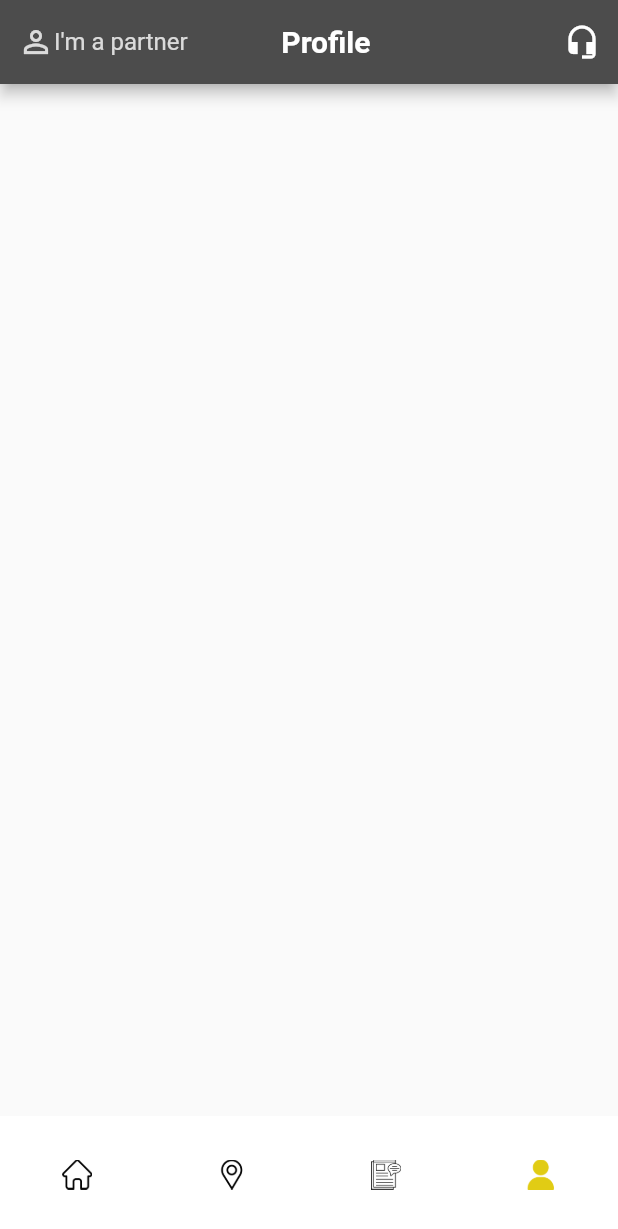
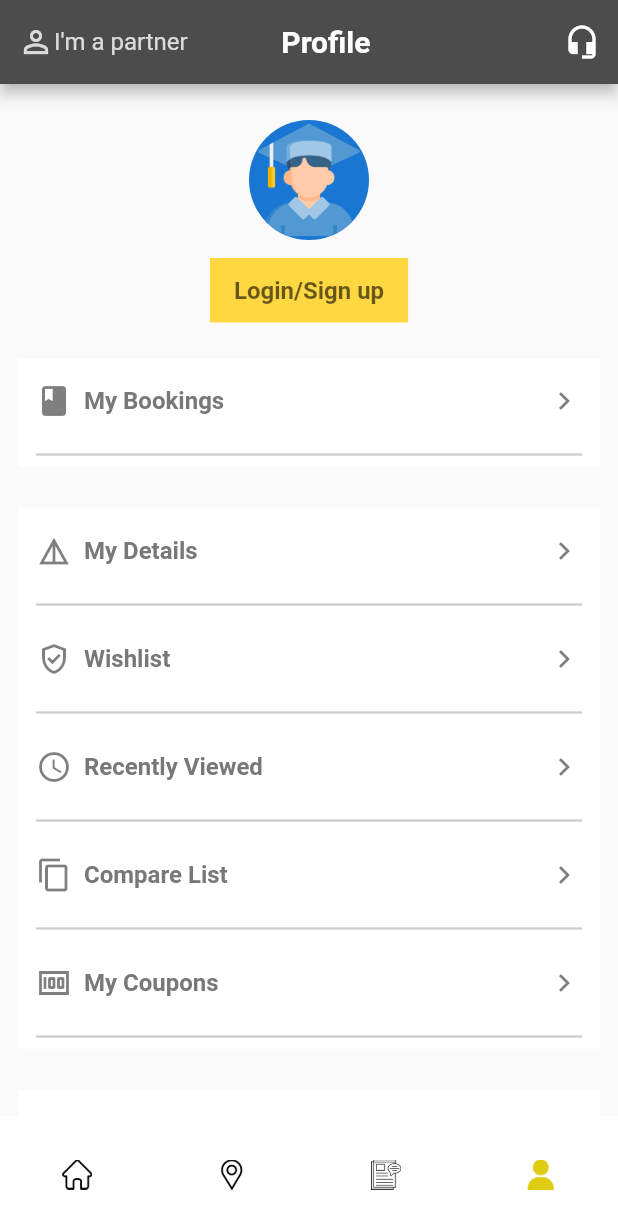
Before and after one commit to iskandarfazliddinov/studentcom, a Flutter app: the screen it shows after launch, item 4 of the bottom bar chosen, on a phone screen of 412 x 824 dp. Shown: the top 1229 px of the screen. Run offline on Flutter 3.47's test engine with Material 2 defaults, Android fonts, the phone set to English and light mode, and no system bars; missing offline and left inert: carousel_images; network calls fail.

Commit message:
feat: add profile_screen body

```diff
--- a/lib/presentation/ui/resources/app_icons.dart
+++ b/lib/presentation/ui/resources/app_icons.dart
@@ -9,4 +9,5 @@ abstract class AppIcons{
   static const String blogSelect = "$pathIcon/blog_select.png";
   static const String user = "$pathIcon/user.png";
   static const String userSelect = "$pathIcon/user_select.png";
+  static const String student = "$pathIcon/student_gr.png";
 }
--- a/lib/presentation/ui/screens/profile/profile_screen.dart
+++ b/lib/presentation/ui/screens/profile/profile_screen.dart
@@ -1,7 +1,8 @@
 import 'package:flutter/material.dart';
 import 'package:student_com_app/presentation/ui/resources/app_color.dart';
+import 'package:student_com_app/presentation/ui/resources/app_icons.dart';
 import 'package:student_com_app/presentation/ui/resources/app_style.dart';
-
+import 'package:student_com_app/presentation/ui/widgets/w_profile_items.dart';
 
 class ProfileScreen extends StatefulWidget {
   const ProfileScreen({Key? key}) : super(key: key);
@@ -13,10 +14,67 @@ class ProfileScreen extends StatefulWidget {
 class _ProfileScreenState extends State<ProfileScreen> {
   @override
   Widget build(BuildContext context) {
-    return  Scaffold(
+    return Scaffold(
       appBar: _getAppBar(),
+      body: SingleChildScrollView(
+        child: Padding(
+          padding: const EdgeInsets.symmetric(horizontal: 12.0),
+          child: Column(
+            children: [
+              Padding(
+                padding: const EdgeInsets.symmetric(vertical: 24.0),
+                child: SizedBox(
+                  width: double.infinity,
+                  child: Column(
+                    crossAxisAlignment: CrossAxisAlignment.center,
+                    children: [
+                      const SizedBox(
+                        height: 80,
+                        width: 80,
+                        child: CircleAvatar(
+                          radius: 80,
+                          backgroundImage: AssetImage(AppIcons.student),
+                        ),
+                      ),
+                      const SizedBox(
+                        height: 12.0,
+                      ),
+                      Container(
+                        color: Colors.amberAccent,
+                        child: Padding(
+                          padding: const EdgeInsets.symmetric(
+                              vertical: 12.0, horizontal: 16.0),
+                          child: Text(
+                            "Login/Sign up",
+                            style: TextStyle(
+                                color: Colors.black.withOpacity(0.6),
+                                fontSize: 16,
+                                fontWeight: FontWeight.w600),
+                          ),
+                        ),
+                      )
+                    ],
+                  ),
+                ),
+              ),
+              WProfileItems(icon: Icons.book, title: "My Bookings", onTab: (){},),
+              _getSizeBox(),
+              WProfileItems(icon: Icons.details, title: "My Details", onTab: (){},),
+              WProfileItems(icon: Icons.gpp_good_outlined, title: "Wishlist", onTab: (){},),
+              WProfileItems(icon: Icons.access_time, title: "Recently Viewed", onTab: (){},),
+              WProfileItems(icon: Icons.copy, title: "Compare List", onTab: (){},),
+              WProfileItems(icon: Icons.money, title: "My Coupons", onTab: (){},),
+              _getSizeBox(),
+              WProfileItems(icon: Icons.help_center_outlined, title: "Help Center", onTab: (){},),
+              WProfileItems(icon: Icons.account_circle_outlined, title: "About", onTab: (){},),
+              const SizedBox(height: 12),
+            ],
+          ),
+        ),
+      ),
     );
   }
+
   _getAppBar() => AppBar(
         backgroundColor: AppColors.appBarColor,
         actions: [
@@ -29,12 +87,25 @@ class _ProfileScreenState extends State<ProfileScreen> {
                   padding: const EdgeInsets.only(left: 12.0),
                   child: Row(
                     children: [
-                  Icon(Icons.person_outline_sharp,color: Colors.white.withOpacity(0.8,),),
-                  Text("I'm a partner",style: TextStyle(color: Colors.white.withOpacity(0.8),fontSize: 16),)
+                      Icon(
+                        Icons.person_outline_sharp,
+                        color: Colors.white.withOpacity(
+                          0.8,
+                        ),
+                      ),
+                      Text(
+                        "I'm a partner",
+                        style: TextStyle(
+                            color: Colors.white.withOpacity(0.8), fontSize: 16),
+                      )
                     ],
                   ),
                 ),
-            Text("Profile",style: AppStyles.getTitleCategory().copyWith(color: Colors.white,fontSize: 20),),
+                Text(
+                  "Profile",
+                  style: AppStyles.getTitleCategory()
+                      .copyWith(color: Colors.white, fontSize: 20),
+                ),
                 const SizedBox(width: 4),
                 const Padding(
                   padding: EdgeInsets.only(right: 12.0),
@@ -49,3 +120,4 @@ class _ProfileScreenState extends State<ProfileScreen> {
         ],
       );
 }
+_getSizeBox()=>const SizedBox(height: 28);
--- /dev/null
+++ b/lib/presentation/ui/widgets/w_profile_items.dart
@@ -0,0 +1,55 @@
+import 'package:flutter/material.dart';
+import 'package:student_com_app/presentation/ui/resources/app_style.dart';
+
+class WProfileItems extends StatelessWidget {
+  final IconData icon;
+  final String title;
+  final GestureTapCallback onTab;
+
+  const WProfileItems({Key? key,required this.icon,required this.title, required this.onTab}) : super(key: key);
+
+  @override
+  Widget build(BuildContext context) {
+    return GestureDetector(
+      onTap: onTab,
+      child: Container(
+        width: double.infinity,
+        color: Colors.white,
+        child: Column(
+          children: [
+            Padding(
+              padding: const EdgeInsets.symmetric(vertical: 16.0,horizontal: 12),
+              child: Row(
+                mainAxisAlignment: MainAxisAlignment.spaceBetween,
+                children: [
+                  Row(
+                    children: [
+                      Icon(
+                        icon,
+                        color: Colors.black.withOpacity(0.5),
+                      ),
+                      const SizedBox(width: 8),
+                      Text(
+                        title,
+                        style: AppStyles.getBlogTitle()
+                            .copyWith(fontWeight: FontWeight.w600),
+                      ),
+                    ],
+                  ),
+                  Icon(Icons.keyboard_arrow_right,color: Colors.black.withOpacity(0.5,),),
+                ],
+              ),
+            ),
+            Padding(
+              padding: const EdgeInsets.symmetric(horizontal: 12.0),
+              child: Divider(
+                thickness: 1.5,
+                color: Colors.black.withOpacity(0.2),
+              ),
+            ),
+          ],
+        ),
+      ),
+    );
+  }
+}
```
Also changed, not shown: assets/icons/student_gr.png (added). Lines whose indentation alone changed are shown as unchanged.
